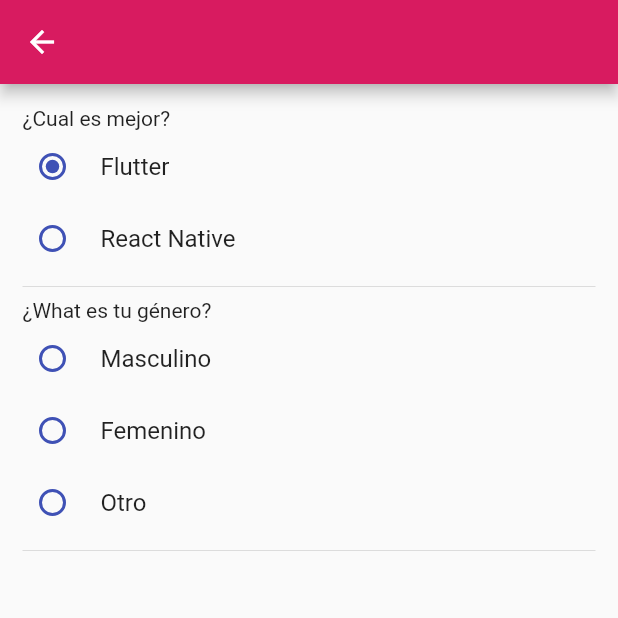
After one commit to DavidRamiroBarragan/flutter-desde-cero, a Flutter app: the RadioButtonPage screen opened by its route, after a tap on "Flutter", on a phone screen of 412 x 824 dp, the top half of it. The commit adds this screen. Run offline on Flutter 3.47's test engine with Material 2 defaults, Android fonts, the light colour scheme and no system bars; our stand-ins replace cached_network_image, device_preview, faker, flutter_svg, timeago.

Commit message:
add input radio button

```diff
--- a/formularios/lib/app_routes.dart
+++ b/formularios/lib/app_routes.dart
@@ -2,6 +2,7 @@
 import 'package:flutter/cupertino.dart';
 import 'package:formularios/pages/checkbox_pages.dart';
 import 'package:formularios/pages/keyboard_types.dart';
+import 'package:formularios/pages/radio_button_page.dart';
 import 'package:formularios/pages/textfield_page.dart';
 import 'package:formularios/routes.dart';
 
@@ -10,5 +11,6 @@
     Routes.testField: (_) => const TextFieldPage(),
     Routes.keyboardTypes: (_) => const KeyboardsTypesPages(),
     Routes.checkbox: (_) => const CheckboxPage(),
+    Routes.radioButton: (_) => const RadioButtonPage(),
   };
 }
--- /dev/null
+++ b/formularios/lib/pages/radio_button_page.dart
@@ -0,0 +1,84 @@
+import 'package:flutter/material.dart';
+
+class RadioButtonPage extends StatefulWidget {
+  const RadioButtonPage({Key? key}) : super(key: key);
+
+  @override
+  State<RadioButtonPage> createState() => _RadioButtonPageState();
+}
+
+class _RadioButtonPageState extends State<RadioButtonPage> {
+  String? _better;
+  String? _gender;
+
+  @override
+  Widget build(BuildContext context) {
+    return Scaffold(
+      appBar: AppBar(),
+      body: SafeArea(
+        child: ListView(
+          padding: const EdgeInsets.all(15),
+          children: [
+            const Text('¿Cual es mejor?'),
+            RadioListTile<String>(
+              visualDensity: VisualDensity.compact,
+              contentPadding: EdgeInsets.zero,
+              title: const Text('Flutter'),
+              value: 'flutter',
+              groupValue: _better,
+              onChanged: _setFramework,
+            ),
+            RadioListTile<String>(
+              visualDensity: VisualDensity.compact,
+              contentPadding: EdgeInsets.zero,
+              title: const Text('React Native'),
+              value: 'react-native',
+              groupValue: _better,
+              onChanged: _setFramework,
+            ),
+            const Divider(),
+            const Text('¿What es tu género?'),
+            RadioListTile<String>(
+              visualDensity: VisualDensity.compact,
+              contentPadding: EdgeInsets.zero,
+              title: const Text('Masculino'),
+              value: 'male',
+              groupValue: _gender,
+              onChanged: _setGender,
+            ),
+            RadioListTile<String>(
+              visualDensity: VisualDensity.compact,
+              contentPadding: EdgeInsets.zero,
+              title: const Text('Femenino'),
+              value: 'female',
+              groupValue: _gender,
+              onChanged: _setGender,
+              activeColor: Colors.redAccent,
+            ),
+            RadioListTile<String>(
+              visualDensity: VisualDensity.compact,
+              contentPadding: EdgeInsets.zero,
+              title: const Text('Otro'),
+              value: 'other',
+              groupValue: _gender,
+              onChanged: _setGender,
+            ),
+            const Divider(),
+          ],
+        ),
+      ),
+    );
+  }
+
+  void _setFramework(value) {
+    setState(() {
+      _better = value;
+    });
+  }
+
+  void _setGender(value) {
+    setState(() {
+      _gender = value;
+    });
+  }
+}
--- a/formularios/lib/routes.dart
+++ b/formularios/lib/routes.dart
@@ -5,4 +5,5 @@
   static const testField = '/text-field';
   static const keyboardTypes = '/keyboard-type';
   static const checkbox= '/checkbox';
+  static const radioButton= '/radio-button';
 }
--- a/formularios/lib/utils/app_theme.dart
+++ b/formularios/lib/utils/app_theme.dart
@@ -24,5 +24,8 @@
         borderRadius: BorderRadius.circular(15.0),
       ),
     ),
+    radioTheme: RadioThemeData(
+      fillColor: MaterialStateProperty.all(Colors.indigo)
+    )
   );
 }
```
